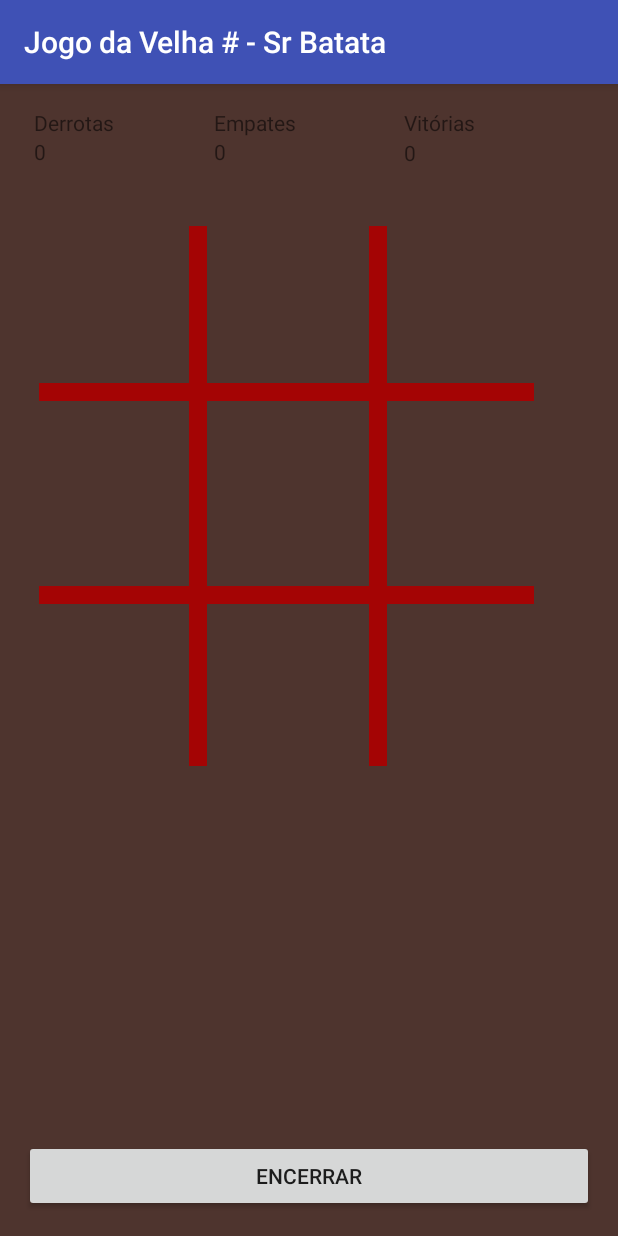
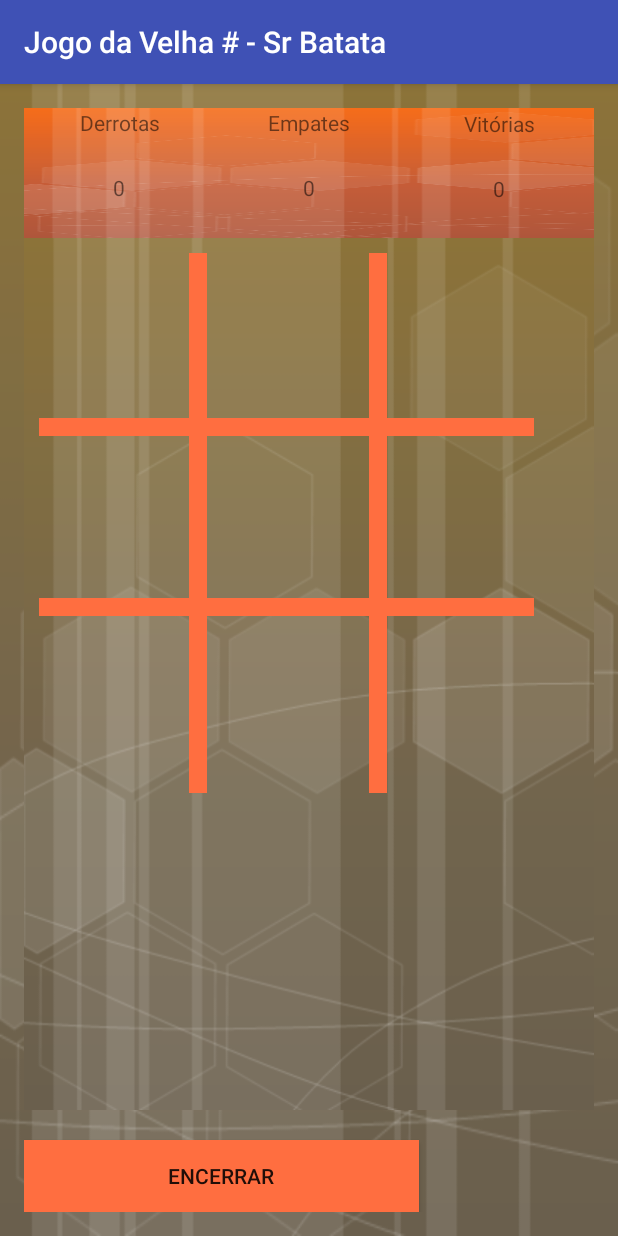
Before and after one commit to WilianFaconi37/JogoVelhaFinal, an Android app: the JogoVelha screen opened directly, with no data from a screen before it, on a phone screen of 412 x 824 dp. Run offline under Robolectric (Android 15) with nearby library versions, the phone set to English and light mode, and no system bars.

Commit message:
Alteração nas cores dos Layouts

```diff
--- a/app/src/main/res/layout/activity_jogo_velha.xml
+++ b/app/src/main/res/layout/activity_jogo_velha.xml
@@ -9,7 +9,7 @@
     android:paddingLeft="@dimen/activity_horizontal_margin"
     android:paddingRight="@dimen/activity_horizontal_margin"
     android:paddingTop="@dimen/activity_vertical_margin"
-    android:background="#4E342E"
+    android:background="@drawable/fundojogo"
     tools:context="com.example.wilian.jogovelha.JogoVelha">
 
     <LinearLayout
@@ -17,7 +17,7 @@
         android:layout_width="match_parent"
         android:layout_height="0dp"
         android:layout_weight="0.48"
-        android:background="#4E342E"
+        android:background="@drawable/fundo1"
         >
 
 
@@ -28,16 +28,19 @@
             android:layout_weight="0.19">
 
             <TextView
-                android:text="  Derrotas"
+                android:text="Derrotas"
                 android:layout_width="match_parent"
                 android:layout_height="wrap_content"
-                android:id="@+id/textView7" />
+                android:id="@+id/textView7"
+                android:gravity="center" />
 
             <TextView
-                android:text="  0"
+                android:text="0"
                 android:layout_width="match_parent"
                 android:layout_height="wrap_content"
-                android:id="@+id/txtDerrotas" />
+                android:id="@+id/txtDerrotas"
+                android:gravity="center"
+                android:layout_weight="5.5"/>
         </LinearLayout>
 
         <LinearLayout
@@ -50,13 +53,16 @@
                 android:text="Empates"
                 android:layout_width="match_parent"
                 android:layout_height="wrap_content"
-                android:id="@+id/labelEmpates" />
+                android:id="@+id/labelEmpates"
+                android:gravity="center" />
 
             <TextView
                 android:text="0"
                 android:layout_width="match_parent"
                 android:layout_height="wrap_content"
-                android:id="@+id/txtEmpates" />
+                android:id="@+id/txtEmpates"
+                android:gravity="center"
+                android:layout_weight="5.5" />
         </LinearLayout>
 
         <LinearLayout
@@ -70,51 +76,61 @@
                 android:layout_width="match_parent"
                 android:layout_height="wrap_content"
                 android:id="@+id/labelVitorias"
-                android:layout_weight="0.19" />
+                android:layout_weight="0.19"
+                android:gravity="center" />
 
             <TextView
                 android:text="0"
                 android:layout_width="match_parent"
                 android:layout_height="wrap_content"
                 android:id="@+id/txtVitorias"
-                android:layout_weight="5.15" />
+                android:layout_weight="5.15"
+                android:gravity="center" />
         </LinearLayout>
 
     </LinearLayout>
 
     <FrameLayout
         android:layout_width="match_parent"
-        android:layout_height="109dp"
-        android:layout_weight="3.50"
-        android:layout_marginBottom="50dp"
-        android:background="#4E342E">
+        android:layout_height="90dp"
+        android:layout_weight="2.71"
+        android:layout_marginBottom="20dp"
+        android:background="@drawable/fundojogo">
 
         <View
             android:layout_width="330dp"
             android:layout_height="12dp"
             android:layout_marginTop="120sp"
             android:layout_marginLeft="10sp"
-            android:background="#a40404" />
+            android:background="#FF6E40" />
 
 
         <View
             android:layout_width="330dp"
             android:layout_height="12dp"
-            android:layout_marginTop="255sp"
+            android:layout_marginTop="240sp"
             android:layout_marginLeft="10sp"
-            android:background="#a40404" />
+            android:background="#FF6E40" />
 
         <View
             android:layout_width="12dp"
             android:layout_height="360dp"
-            android:layout_marginTop="15sp"
+            android:layout_marginTop="10dp"
+            android:layout_marginLeft="230dp"
+            android:background="#FF6E40"
+            android:id="@+id/view" />
+
+        <View
+            android:layout_width="12dp"
+            android:layout_height="360dp"
+            android:layout_marginTop="10dp"
             android:layout_marginLeft="110sp"
-            android:background="#a40404" />
+            android:background="#FF6E40" />
 
         <TextView
             android:text=""
             android:id="@+id/a1"
-            android:layout_marginTop="20dp"
+            android:layout_marginTop="10dp"
             android:layout_marginLeft="10dp"
             android:layout_marginRight="10dp"
             android:layout_weight="0.80"
@@ -128,7 +144,7 @@
         <TextView
             android:text=""
             android:id="@+id/a2"
-            android:layout_marginTop="20dp"
+            android:layout_marginTop="10dp"
             android:layout_marginLeft="10dp"
             android:layout_marginRight="10dp"
             android:layout_weight="0.80"
@@ -141,7 +157,7 @@
 
         <TextView
             android:id="@+id/a3"
-            android:layout_marginTop="20dp"
+            android:layout_marginTop="10dp"
             android:layout_marginLeft="10dp"
             android:layout_marginRight="10dp"
             android:layout_weight="0.80"
@@ -151,20 +167,6 @@
             android:layout_width="90dp"
             android:layout_height="90dp"
             android:layout_gravity="top|right" />
-
-        <TextView
-            android:text=""
-            android:id="@+id/b1"
-
-            android:layout_marginLeft="10dp"
-            android:layout_marginRight="10dp"
-            android:layout_weight="0.80"
-            android:clickable="true"
-            android:onClick="atualizarBotao"
-            android:tag="4"
-            android:layout_width="90dp"
-            android:layout_height="90dp"
-            android:layout_gravity="left|center" />
 
         <TextView
             android:text=""
@@ -196,8 +198,36 @@
 
         <TextView
             android:text=""
+            android:id="@+id/c2"
+            android:layout_marginTop="255dp"
+            android:layout_marginLeft="10dp"
+            android:layout_marginRight="130dp"
+            android:layout_weight="0.80"
+            android:clickable="true"
+            android:onClick="atualizarBotao"
+            android:tag="8"
+            android:layout_width="90dp"
+            android:layout_height="90dp"
+            android:layout_gravity="end" />
+
+        <TextView
+            android:text=""
+            android:id="@+id/b1"
+
+            android:layout_marginLeft="10dp"
+            android:layout_marginRight="10dp"
+            android:layout_weight="0.80"
+            android:clickable="true"
+            android:onClick="atualizarBotao"
+            android:tag="4"
+            android:layout_width="90dp"
+            android:layout_height="90dp"
+            android:layout_gravity="left|center" />
+
+        <TextView
+            android:text=""
             android:id="@+id/c1"
-            android:layout_marginTop="280dp"
+            android:layout_marginTop="255dp"
             android:layout_marginLeft="10dp"
             android:layout_marginRight="0dp"
             android:layout_weight="0.80"
@@ -210,22 +240,8 @@
 
         <TextView
             android:text=""
-            android:id="@+id/c2"
-            android:layout_marginTop="280dp"
-            android:layout_marginLeft="10dp"
-            android:layout_marginRight="130dp"
-            android:layout_weight="0.80"
-            android:clickable="true"
-            android:onClick="atualizarBotao"
-            android:tag="8"
-            android:layout_width="90dp"
-            android:layout_height="90dp"
-            android:layout_gravity="end" />
-
-        <TextView
-            android:text=""
             android:id="@+id/c3"
-            android:layout_marginTop="280dp"
+            android:layout_marginTop="255dp"
             android:layout_marginLeft="10dp"
             android:layout_marginRight="10dp"
             android:layout_weight="0.80"
@@ -236,21 +252,14 @@
             android:layout_height="90dp"
             android:layout_gravity="right|end" />
 
-        <View
-            android:layout_width="12dp"
-            android:layout_height="360dp"
-            android:layout_marginTop="15sp"
-            android:layout_marginLeft="230dp"
-            android:background="#a40404"
-            android:id="@+id/view" />
-
     </FrameLayout>
 
     <Button
         android:text="Encerrar"
-        android:layout_width="match_parent"
+        android:layout_width="263dp"
         android:layout_height="wrap_content"
         android:id="@+id/btnEncerrar"
-        android:onClick="goShareResultGame"/>
+        android:onClick="goShareResultGame"
+        android:background="#FF6E40"/>
 
 </LinearLayout>
--- a/app/src/main/res/layout/activity_result.xml
+++ b/app/src/main/res/layout/activity_result.xml
@@ -8,7 +8,8 @@
     android:paddingLeft="@dimen/activity_horizontal_margin"
     android:paddingRight="@dimen/activity_horizontal_margin"
     android:paddingTop="@dimen/activity_vertical_margin"
-    tools:context="com.example.wilian.jogovelha.ResultActivity">
+    tools:context="com.example.wilian.jogovelha.ResultActivity"
+    android:background="@drawable/fundo1">
 
     <TextView
         android:layout_width="wrap_content"
@@ -38,7 +39,7 @@
         android:layout_marginBottom="17dp" />
 
     <Button
-        android:text="Compartilhar"
+        android:text="Compartilhar no Facebook"
         android:layout_width="wrap_content"
         android:layout_height="wrap_content"
         android:id="@+id/fb_share_button"
--- a/app/src/main/res/values/strings.xml
+++ b/app/src/main/res/values/strings.xml
@@ -1,7 +1,7 @@
 <resources>
     <string name="app_name">Jogo da Velha # - Sr Batata </string>
 
-    <string name="welcome">Bem Vindo ao Game do Sr. Batata !</string>
+    <string name="welcome">Selecione quem começará o jogo:</string>
 
     <string name="cancel_login">Login cancelado !</string>
     <string name="error_login">Login Erro !</string>
```
Also changed, not shown: app/src/main/res/layout/activity_login.xml (+6 -3 lines), app/src/main/res/layout/activity_main.xml (+40 -13 lines), app/src/main/res/drawable/fundo1.png (added), app/src/main/res/drawable/fundo2.png (deleted), app/src/main/res/drawable/fundojogo.png (added).
